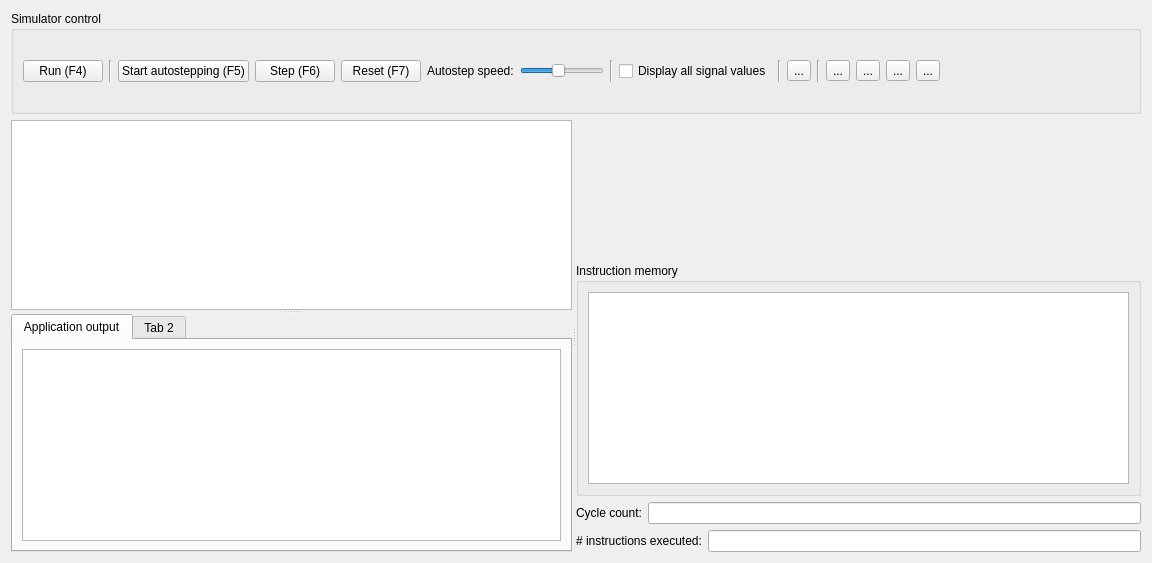
Before: the Qt Designer form src/processortab.ui in mortbopet/Ripes, drawn with Qt 5.
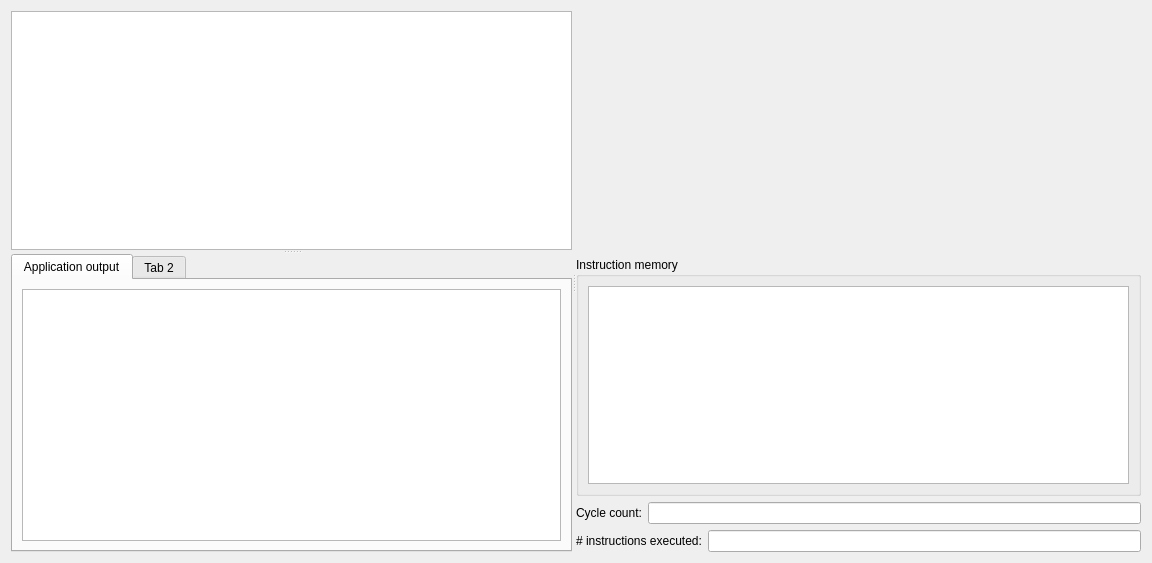
After: the same form once the commit is applied. Icons and pictures are not drawn. Custom widgets are drawn as their Qt base class.

Commit message: Refactor ProcessorTab to use its toolbar for simulator control

```diff
--- a/src/processortab.ui
+++ b/src/processortab.ui
@@ -15,284 +15,6 @@
   </property>
   <layout class="QGridLayout" name="gridLayout">
    <item row="0" column="0">
-    <widget class="QGroupBox" name="groupBox_2">
-     <property name="sizePolicy">
-      <sizepolicy hsizetype="Preferred" vsizetype="Preferred">
-       <horstretch>0</horstretch>
-       <verstretch>0</verstretch>
-      </sizepolicy>
-     </property>
-     <property name="title">
-      <string>Simulator control</string>
-     </property>
-     <layout class="QGridLayout" name="gridLayout_7">
-      <item row="0" column="0">
-       <layout class="QHBoxLayout" name="horizontalLayout_5" stretch="0,0,0,0,0,0,0,0,0,0,0,0,0,0,0,0,0">
-        <item>
-         <widget class="QPushButton" name="run">
-          <property name="toolTip">
-           <string>Run until encountering a breakpoint or to the end of the program</string>
-          </property>
-          <property name="text">
-           <string>Run (F4)</string>
-          </property>
-          <property name="shortcut">
-           <string>F4</string>
-          </property>
-         </widget>
-        </item>
-        <item>
-         <widget class="Line" name="line">
-          <property name="orientation">
-           <enum>Qt::Vertical</enum>
-          </property>
-         </widget>
-        </item>
-        <item>
-         <widget class="QPushButton" name="start">
-          <property name="sizePolicy">
-           <sizepolicy hsizetype="Minimum" vsizetype="Fixed">
-            <horstretch>0</horstretch>
-            <verstretch>0</verstretch>
-           </sizepolicy>
-          </property>
-          <property name="minimumSize">
-           <size>
-            <width>90</width>
-            <height>0</height>
-           </size>
-          </property>
-          <property name="toolTip">
-           <string>Automatically step through the program</string>
-          </property>
-          <property name="text">
-           <string>Start autostepping (F5)</string>
-          </property>
-          <property name="shortcut">
-           <string>F5</string>
-          </property>
-          <property name="checkable">
-           <bool>true</bool>
-          </property>
-          <property name="autoRepeatDelay">
-           <number>300</number>
-          </property>
-         </widget>
-        </item>
-        <item>
-         <widget class="QPushButton" name="step">
-          <property name="text">
-           <string>Step (F6)</string>
-          </property>
-          <property name="shortcut">
-           <string>F6</string>
-          </property>
-         </widget>
-        </item>
-        <item>
-         <widget class="QPushButton" name="reset">
-          <property name="toolTip">
-           <string/>
-          </property>
-          <property name="text">
-           <string>Reset (F7)</string>
-          </property>
-          <property name="shortcut">
-           <string>F7</string>
-          </property>
-         </widget>
-        </item>
-        <item>
-         <widget class="QLabel" name="label_2">
-          <property name="text">
-           <string>Autostep speed:</string>
-          </property>
-         </widget>
-        </item>
-        <item>
-         <widget class="QSlider" name="execSpeed">
-          <property name="sizePolicy">
-           <sizepolicy hsizetype="Preferred" vsizetype="Fixed">
-            <horstretch>0</horstretch>
-            <verstretch>0</verstretch>
-           </sizepolicy>
-          </property>
-          <property name="minimum">
-           <number>50</number>
-          </property>
-          <property name="maximum">
-           <number>500</number>
-          </property>
-          <property name="value">
-           <number>250</number>
-          </property>
-          <property name="orientation">
-           <enum>Qt::Horizontal</enum>
-          </property>
-          <property name="invertedControls">
-           <bool>false</bool>
-          </property>
-         </widget>
-        </item>
-        <item>
-         <widget class="Line" name="line_2">
-          <property name="orientation">
-           <enum>Qt::Vertical</enum>
-          </property>
-         </widget>
-        </item>
-        <item>
-         <widget class="QCheckBox" name="displayValues">
-          <property name="toolTip">
-           <string>Hover over an output node to view signal value</string>
-          </property>
-          <property name="text">
-           <string>Display all signal values</string>
-          </property>
-         </widget>
-        </item>
-        <item>
-         <widget class="Line" name="line_4">
-          <property name="orientation">
-           <enum>Qt::Vertical</enum>
-          </property>
-         </widget>
-        </item>
-        <item>
-         <widget class="QToolButton" name="table">
-          <property name="toolTip">
-           <string>View program pipeline chart</string>
-          </property>
-          <property name="text">
-           <string>...</string>
-          </property>
-          <property name="icon">
-           <iconset resource="../resources/icons/icons.qrc">
-            <normaloff>:/icons/spreadsheet.svg</normaloff>:/icons/spreadsheet.svg</iconset>
-          </property>
-          <property name="iconSize">
-           <size>
-            <width>24</width>
-            <height>24</height>
-           </size>
-          </property>
-         </widget>
-        </item>
-        <item>
-         <widget class="Line" name="line_3">
-          <property name="orientation">
-           <enum>Qt::Vertical</enum>
-          </property>
-         </widget>
-        </item>
-        <item>
-         <widget class="QToolButton" name="expandView">
-          <property name="sizePolicy">
-           <sizepolicy hsizetype="Fixed" vsizetype="Fixed">
-            <horstretch>0</horstretch>
-            <verstretch>0</verstretch>
-           </sizepolicy>
-          </property>
-          <property name="toolTip">
-           <string>Fit pipeline to view (F10)</string>
-          </property>
-          <property name="text">
-           <string>...</string>
-          </property>
-          <property name="icon">
-           <iconset resource="../resources/icons/icons.qrc">
-            <normaloff>:/icons/expand.svg</normaloff>:/icons/expand.svg</iconset>
-          </property>
-          <property name="iconSize">
-           <size>
-            <width>24</width>
-            <height>24</height>
-           </size>
-          </property>
-          <property name="shortcut">
-           <string>F10</string>
-          </property>
-         </widget>
-        </item>
-        <item>
-         <widget class="QToolButton" name="zoomIn">
-          <property name="toolTip">
-           <string>Zoom in</string>
-          </property>
-          <property name="text">
-           <string>...</string>
-          </property>
-          <property name="icon">
-           <iconset resource="../resources/icons/icons.qrc">
-            <normaloff>:/icons/zoom-in.svg</normaloff>:/icons/zoom-in.svg</iconset>
-          </property>
-          <property name="iconSize">
-           <size>
-            <width>24</width>
-            <height>24</height>
-           </size>
-          </property>
-         </widget>
-        </item>
-        <item>
-         <widget class="QToolButton" name="zoomOut">
-          <property name="toolTip">
-           <string>Zoom out</string>
-          </property>
-          <property name="text">
-           <string>...</string>
-          </property>
-          <property name="icon">
-           <iconset resource="../resources/icons/icons.qrc">
-            <normaloff>:/icons/zoom-out.svg</normaloff>:/icons/zoom-out.svg</iconset>
-          </property>
-          <property name="iconSize">
-           <size>
-            <width>24</width>
-            <height>24</height>
-           </size>
-          </property>
-         </widget>
-        </item>
-        <item>
-         <widget class="QToolButton" name="save">
-          <property name="toolTip">
-           <string>Save image to file</string>
-          </property>
-          <property name="text">
-           <string>...</string>
-          </property>
-          <property name="icon">
-           <iconset resource="../resources/icons/icons.qrc">
-            <normaloff>:/icons/save.svg</normaloff>:/icons/save.svg</iconset>
-          </property>
-          <property name="iconSize">
-           <size>
-            <width>24</width>
-            <height>24</height>
-           </size>
-          </property>
-         </widget>
-        </item>
-        <item>
-         <spacer name="horizontalSpacer">
-          <property name="orientation">
-           <enum>Qt::Horizontal</enum>
-          </property>
-          <property name="sizeHint" stdset="0">
-           <size>
-            <width>40</width>
-            <height>20</height>
-           </size>
-          </property>
-         </spacer>
-        </item>
-       </layout>
-      </item>
-     </layout>
-    </widget>
-   </item>
-   <item row="1" column="0">
     <widget class="QSplitter" name="splitter">
      <property name="orientation">
       <enum>Qt::Horizontal</enum>
```
Left out of the diff: 4 changed lines with no effect on the pictures. The commit also changes 6 other files.
